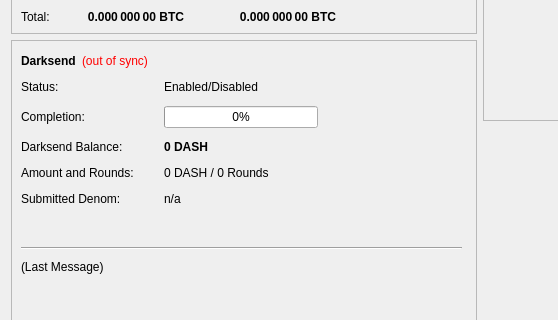
Old version of the form src/qt/forms/overviewpage.ui in the repository adm2018/curium; both pictures show x 0 to 558 and y 182 to 502 of the 960 by 585 pixel window.
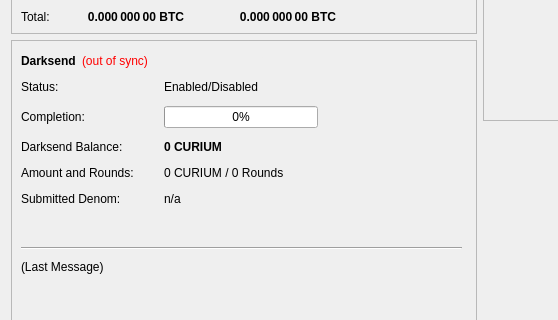
New version of the form.

What changed in the file:
```diff
--- a/src/qt/forms/overviewpage.ui
+++ b/src/qt/forms/overviewpage.ui
@@ -481,7 +481,7 @@
               </font>
              </property>
              <property name="text">
-              <string>0 DASH</string>
+              <string>0 CURIUM</string>
              </property>
             </widget>
            </item>
@@ -495,7 +495,7 @@
            <item row="3" column="1">
             <widget class="QLabel" name="labelAmountRounds">
              <property name="text">
-              <string>0 DASH / 0 Rounds</string>
+              <string>0 CURIUM / 0 Rounds</string>
              </property>
             </widget>
            </item>
```
Left out of the diff: 6 changed lines with no effect on the pictures.
